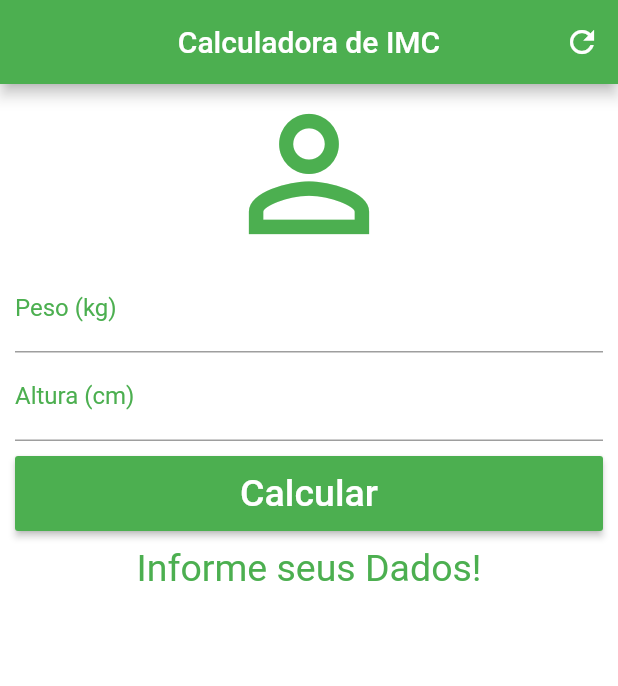
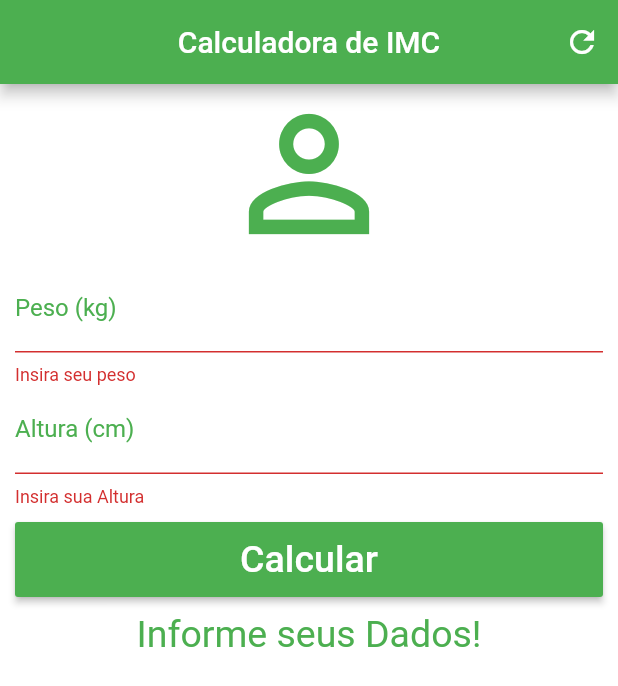
Before and after one commit to siqueira76/imc_calc_app, a Flutter app: the screen it shows after launch, after a tap on "Calcular", on a phone screen of 412 x 824 dp. Shown: the top 686 px of the screen. Run offline on Flutter 3.47's test engine with Material 2 defaults, Android fonts, the phone set to English and light mode, and no system bars.

```diff
--- a/lib/main.dart
+++ b/lib/main.dart
@@ -14,6 +14,8 @@ class Home extends StatefulWidget {
 class _HomeState extends State<Home> {
   TextEditingController weightController = TextEditingController();
   TextEditingController heightController = TextEditingController();
+
+  GlobalKey<FormState> _formKey = GlobalKey<FormState>();
 
   String _infoText = "Informe seus Dados!";
 
@@ -66,7 +68,9 @@ class _HomeState extends State<Home> {
       backgroundColor: Colors.white,
       body: SingleChildScrollView(
         padding: EdgeInsets.fromLTRB(10.0, 0.0, 10.0, 0.0),
-        child: Column(
+        child: Form(
+          key: _formKey,
+          child: Column(
           crossAxisAlignment: CrossAxisAlignment.stretch,
           children: <Widget>[
             Icon(
@@ -74,7 +78,7 @@ class _HomeState extends State<Home> {
               size: 120.0,
               color: Colors.green,
             ),
-            TextField(
+            TextFormField(
               keyboardType: TextInputType.number,
               decoration: InputDecoration(
                   labelText: "Peso (kg)",
@@ -82,8 +86,13 @@ class _HomeState extends State<Home> {
               textAlign: TextAlign.center,
               style: TextStyle(color: Colors.green),
               controller: weightController,
+              validator: (value) {
+                if (value .isEmpty){
+                  return "Insira seu peso";
+                }
+              },
             ),
-            TextField(
+            TextFormField(
               keyboardType: TextInputType.number,
               decoration: InputDecoration(
                   labelText: "Altura (cm)",
@@ -91,13 +100,22 @@ class _HomeState extends State<Home> {
               textAlign: TextAlign.center,
               style: TextStyle(color: Colors.green),
               controller: heightController,
+              validator: (value) {
+                if (value .isEmpty){
+                  return "Insira sua Altura";
+                }
+              }
             ),
             Padding(
               padding: EdgeInsets.only(top: 10.0, bottom: 10.0),
               child: Container(
                 height: 50.0,
                 child: RaisedButton(
-                  onPressed: _calculate,
+                  onPressed: () {
+                    if (_formKey.currentState.validate()){
+                      _calculate();
+                    }
+                  },
                   child: Text(
                     "Calcular",
                     style: TextStyle(color: Colors.white, fontSize: 25.0),
@@ -112,7 +130,7 @@ class _HomeState extends State<Home> {
               style: TextStyle(color: Colors.green, fontSize: 25.0),
             )
           ],
-        ),
+        )),
       ),
     );
   }
```
